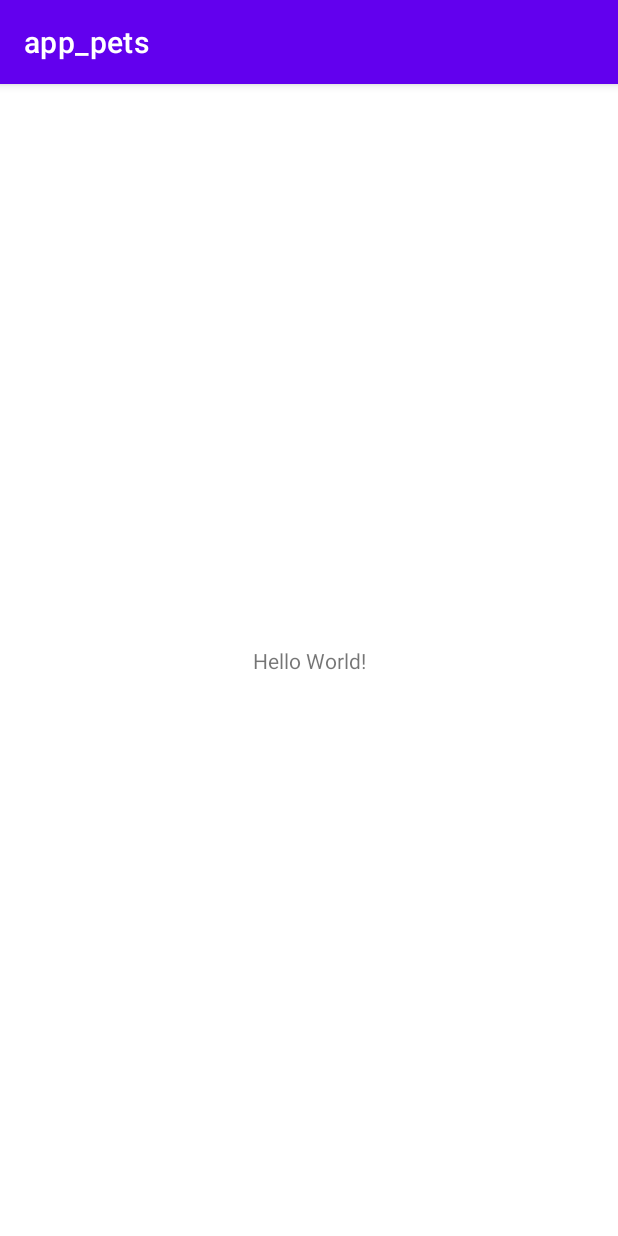
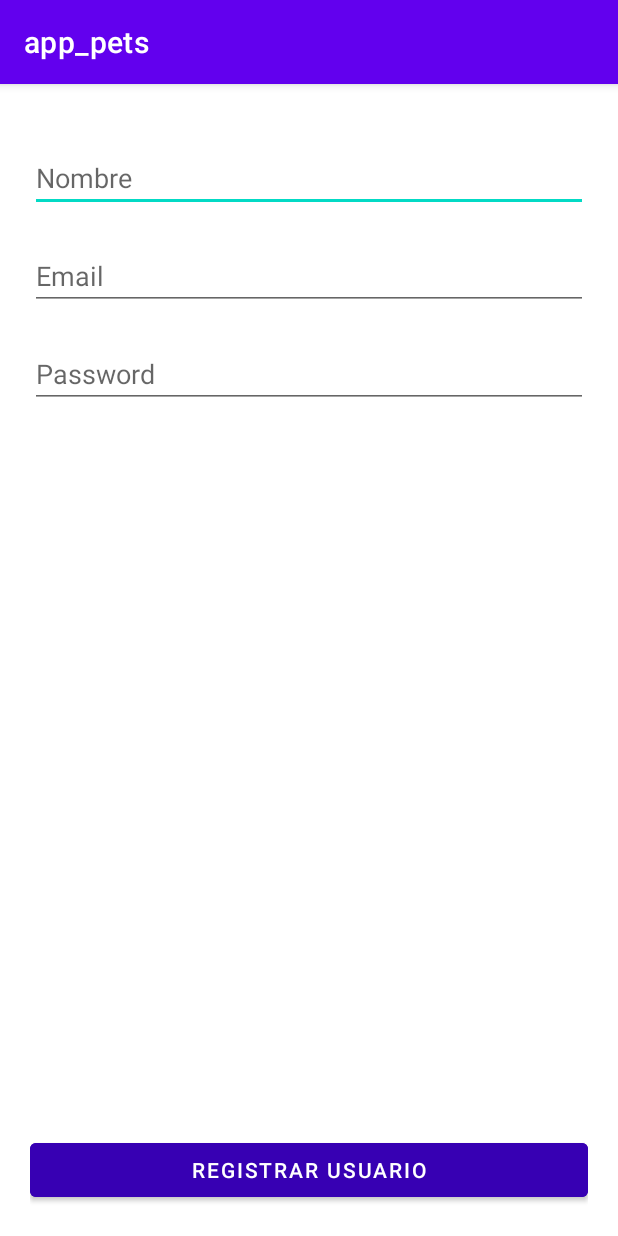
Before and after one commit to robotech412/app_pets, an Android app: the screen it shows after launch (MainActivity), on a phone screen of 412 x 824 dp. Run offline under Robolectric (Android 15) with nearby library versions, the phone set to English and light mode, and no system bars.

Commit message:
creacion de vista registro de usuario

```diff
--- a/app/build.gradle
+++ b/app/build.gradle
@@ -35,6 +35,7 @@ dependencies {
     implementation 'com.google.android.material:material:1.3.0'
     implementation 'androidx.constraintlayout:constraintlayout:2.0.4'
     implementation 'com.google.firebase:firebase-analytics'
+    implementation 'com.google.firebase:firebase-auth:19.2.0'
     testImplementation 'junit:junit:4.+'
     androidTestImplementation 'androidx.test.ext:junit:1.1.2'
     androidTestImplementation 'androidx.test.espresso:espresso-core:3.3.0'
--- a/app/src/main/java/com/example/app_pets/MainActivity.java
+++ b/app/src/main/java/com/example/app_pets/MainActivity.java
@@ -3,12 +3,23 @@ package com.example.app_pets;
 import androidx.appcompat.app.AppCompatActivity;
 
 import android.os.Bundle;
+import android.widget.Button;
+import android.widget.EditText;
 
 public class MainActivity extends AppCompatActivity {
+
+    private EditText mEditTextName;
+    private EditText mEditTextEmail;
+    private EditText mEditTextPassword;
+    private Button mButtonRegister;
 
     @Override
     protected void onCreate(Bundle savedInstanceState) {
         super.onCreate(savedInstanceState);
         setContentView(R.layout.activity_main);
+
+        mEditTextName =(EditText) findViewById(R.id.editTextName);
+        mEditTextEmail=(EditText) findViewById(R.id.editTextEmail);
+        mEditTextPassword=(EditText)findViewById(R.id.ediTextPassword);
     }
 }
--- a/app/src/main/res/layout/activity_main.xml
+++ b/app/src/main/res/layout/activity_main.xml
@@ -1,18 +1,49 @@
 <?xml version="1.0" encoding="utf-8"?>
-<androidx.constraintlayout.widget.ConstraintLayout xmlns:android="http://schemas.android.com/apk/res/android"
+<LinearLayout xmlns:android="http://schemas.android.com/apk/res/android"
     xmlns:app="http://schemas.android.com/apk/res-auto"
     xmlns:tools="http://schemas.android.com/tools"
     android:layout_width="match_parent"
     android:layout_height="match_parent"
-    tools:context=".MainActivity">
+    tools:context=".MainActivity"
+    android:orientation="vertical"
+    android:padding="20dp">
 
-    <TextView
-        android:layout_width="wrap_content"
-        android:layout_height="wrap_content"
-        android:text="Hello World!"
-        app:layout_constraintBottom_toBottomOf="parent"
-        app:layout_constraintLeft_toLeftOf="parent"
-        app:layout_constraintRight_toRightOf="parent"
-        app:layout_constraintTop_toTopOf="parent" />
 
-</androidx.constraintlayout.widget.ConstraintLayout>
+  <EditText
+      android:id="@+id/editTextName"
+      android:layout_width="match_parent"
+      android:layout_height="wrap_content"
+      android:layout_marginTop="20dp"
+      android:hint="Nombre"></EditText>
+
+  <EditText
+      android:id="@+id/editTextEmail"
+      android:layout_width="match_parent"
+      android:layout_height="wrap_content"
+      android:layout_marginTop="20dp"
+      android:hint="Email"></EditText>
+
+  <EditText
+      android:id="@+id/ediTextPassword"
+      android:layout_width="match_parent"
+      android:layout_height="wrap_content"
+      android:layout_marginTop="20dp"
+      android:hint="Password"></EditText>
+
+      <LinearLayout
+          android:layout_width="match_parent"
+          android:layout_height="match_parent"
+          android:gravity="bottom"
+          android:orientation="vertical">
+
+        <Button
+            android:layout_width="match_parent"
+            android:layout_height="wrap_content"
+            android:text="REGISTRAR USUARIO"
+            android:backgroundTint="@color/purple_700"
+            android:textColor="@android:color/white">
+        </Button>
+
+       </LinearLayout>
+
+</LinearLayout>
```
